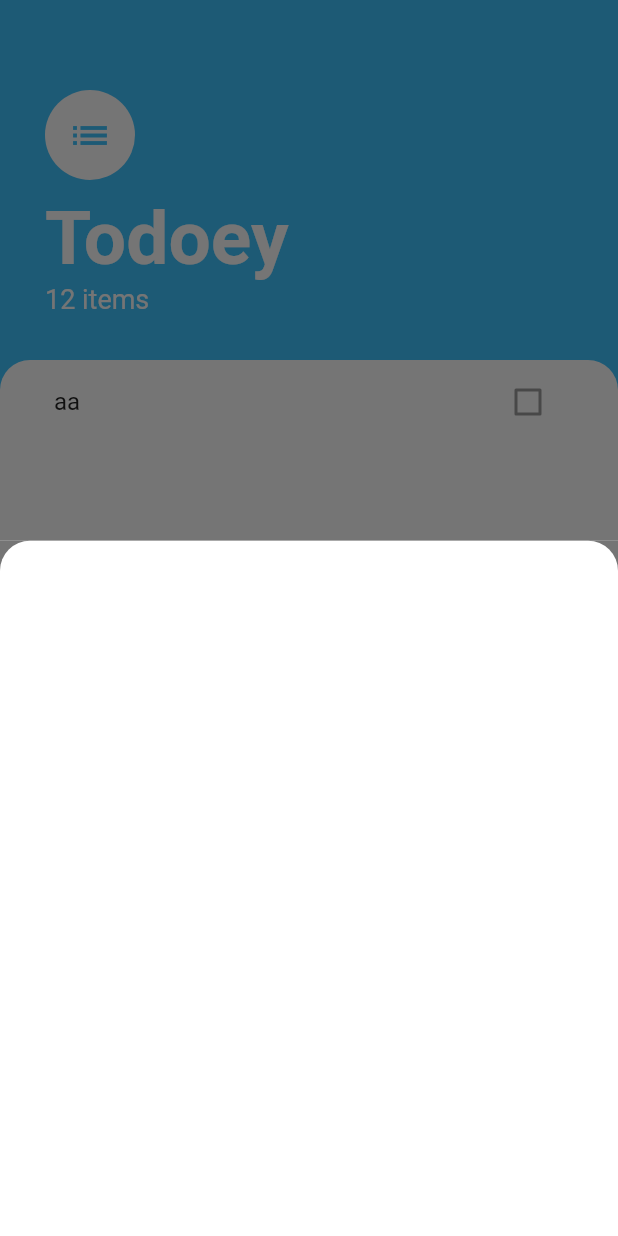
After one commit to n04h/flutter_practice, a Flutter app: the screen it shows after launch, after a tap on the "add" icon, on a phone screen of 412 x 824 dp. The commit adds this screen. Run offline on Flutter 3.47's test engine with Material 2 defaults, Android fonts, the phone set to English and light mode, and no system bars.

Commit message:
✨ 丸みをつけたBottomSheetにした

```diff
--- /dev/null
+++ b/lib/screens/add_task_screen.dart
@@ -0,0 +1,19 @@
+import 'package:flutter/material.dart';
+
+class AddTaskScreen extends StatelessWidget {
+  @override
+  Widget build(BuildContext context) {
+    return Container(
+      color: Color(0xFF757575),
+      child: Container(
+        decoration: BoxDecoration(
+          color: Colors.white,
+          borderRadius: BorderRadius.only(
+            topLeft: Radius.circular(20),
+            topRight: Radius.circular(20),
+          ),
+        ),
+      ),
+    );
+  }
+}
--- a/lib/screens/tasks_screen.dart
+++ b/lib/screens/tasks_screen.dart
@@ -1,5 +1,6 @@
 import 'package:flutter/material.dart';
 import 'package:todoey/widgets/tasks_list.dart';
+import 'package:todoey/screens/add_task_screen.dart';
 
 class TasksScreen extends StatelessWidget {
   @override
@@ -9,7 +10,7 @@ class TasksScreen extends StatelessWidget {
       floatingActionButton: FloatingActionButton(
         onPressed: () {
           showModalBottomSheet(
-              context: context, builder: (context) => Container());
+              context: context, builder: (context) => AddTaskScreen());
         },
         backgroundColor: Colors.lightBlueAccent,
         child: Icon(Icons.add),
```
